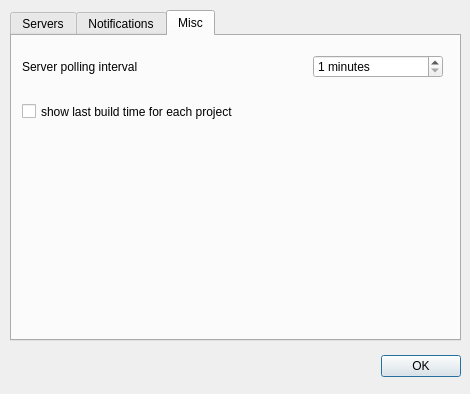
Qt form data/preferences.ui (anaynayak/buildnotify) before a commit.
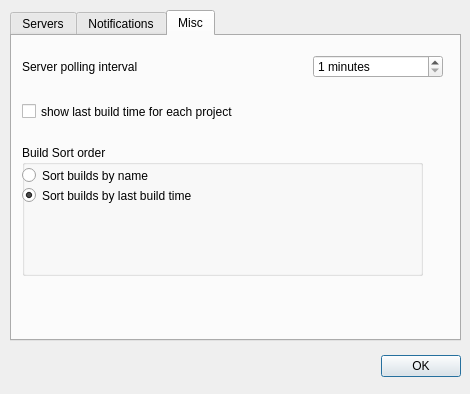
The same form after that commit. The open tabs and pages were chosen to show the change.

Commit message: Providing the option to sort either by name or by last build time. Fixing #19.

```diff
--- a/data/preferences.ui
+++ b/data/preferences.ui
@@ -327,6 +327,48 @@
       </item>
      </layout>
     </widget>
+    <widget class="QGroupBox" name="groupBox_4">
+     <property name="geometry">
+      <rect>
+       <x>10</x>
+       <y>109</y>
+       <width>401</width>
+       <height>131</height>
+      </rect>
+     </property>
+     <property name="title">
+      <string>Build Sort order</string>
+     </property>
+     <widget class="QRadioButton" name="sortBuildByName">
+      <property name="geometry">
+       <rect>
+        <x>0</x>
+        <y>20</y>
+        <width>191</width>
+        <height>21</height>
+       </rect>
+      </property>
+      <property name="text">
+       <string>Sort builds by name</string>
+      </property>
+     </widget>
+     <widget class="QRadioButton" name="sortBuildByLastBuildTime">
+      <property name="geometry">
+       <rect>
+        <x>0</x>
+        <y>40</y>
+        <width>221</width>
+        <height>21</height>
+       </rect>
+      </property>
+      <property name="text">
+       <string>Sort builds by last build time</string>
+      </property>
+      <property name="checked">
+       <bool>true</bool>
+      </property>
+     </widget>
+    </widget>
    </widget>
   </widget>
   <widget class="QDialogButtonBox" name="buttonBox">
```
The commit also changes 4 other files.
